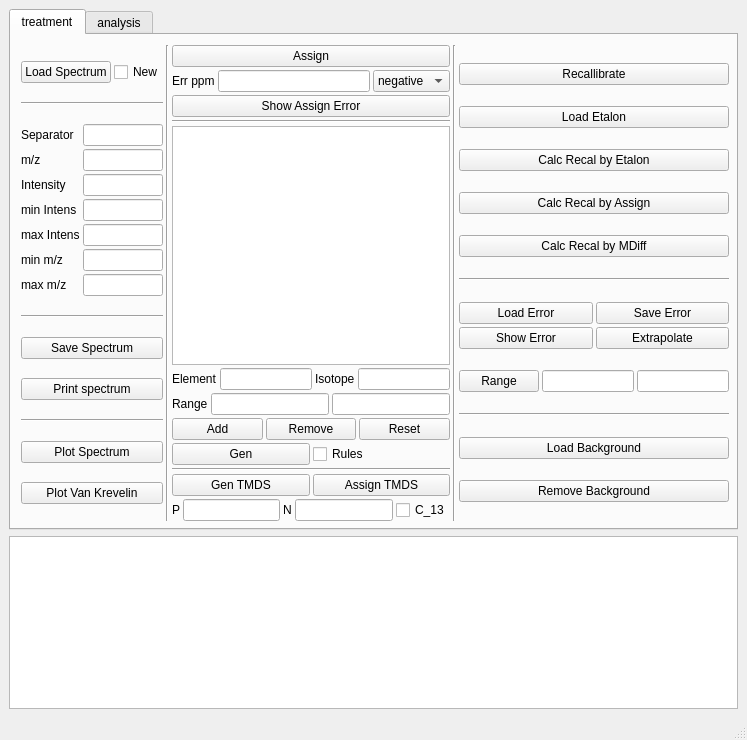
NOMspectra/NOMspectra, file gui_design.ui: the form before one commit.
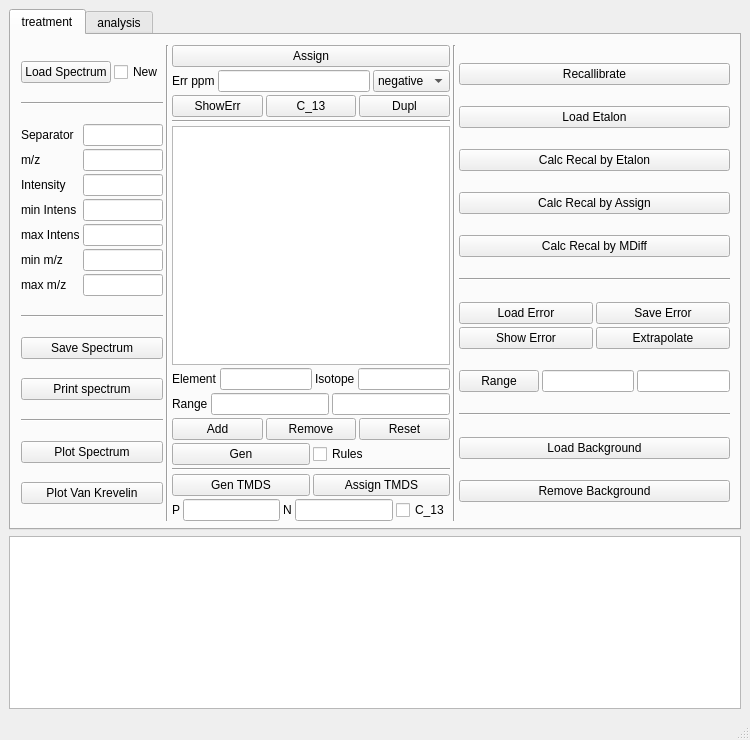
The form after the commit. The open tabs and pages were chosen to show the change.

```diff
--- a/gui_design.ui
+++ b/gui_design.ui
@@ -6,7 +6,7 @@
    <rect>
     <x>0</x>
     <y>0</y>
-    <width>747</width>
+    <width>750</width>
     <height>740</height>
    </rect>
   </property>
@@ -42,7 +42,7 @@
          <rect>
           <x>10</x>
           <y>10</y>
-          <width>708</width>
+          <width>709</width>
           <height>476</height>
          </rect>
         </property>
@@ -246,11 +246,29 @@
             </layout>
            </item>
            <item>
-            <widget class="QPushButton" name="show_assign_error">
-             <property name="text">
-              <string>Show Assign Error</string>
-             </property>
-            </widget>
+            <layout class="QHBoxLayout" name="horizontalLayout_22">
+             <item>
+              <widget class="QPushButton" name="show_assign_error">
+               <property name="text">
+                <string>ShowErr</string>
+               </property>
+              </widget>
+             </item>
+             <item>
+              <widget class="QPushButton" name="remove_C_13">
+               <property name="text">
+                <string>C_13</string>
+               </property>
+              </widget>
+             </item>
+             <item>
+              <widget class="QPushButton" name="duplicates">
+               <property name="text">
+                <string>Dupl</string>
+               </property>
+              </widget>
+             </item>
+            </layout>
            </item>
            <item>
             <widget class="Line" name="line_9">
```
Left out of the diff: 25 changed lines with no effect on the pictures.
